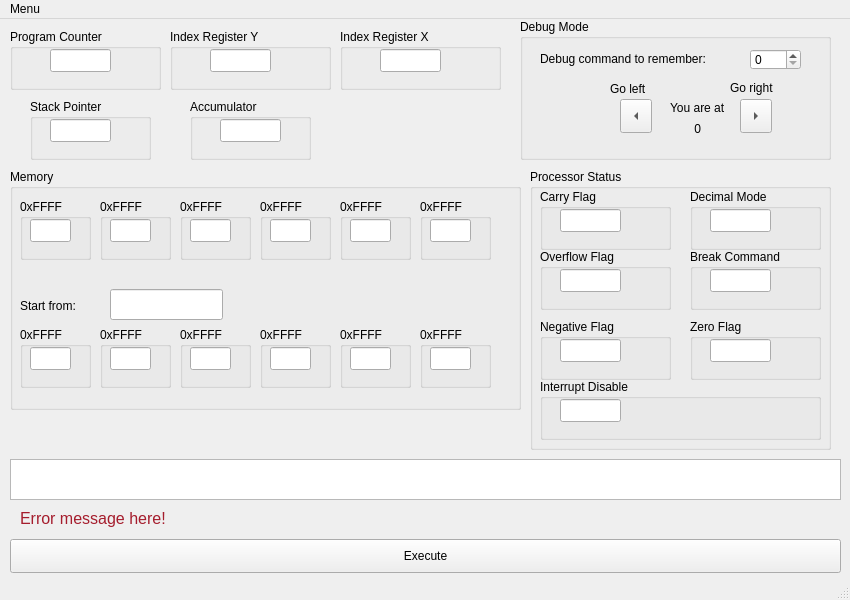
The window that gui/concept.ui (wojciechmadry/cpu6502emulator) describes before a commit, drawn with Qt 5.
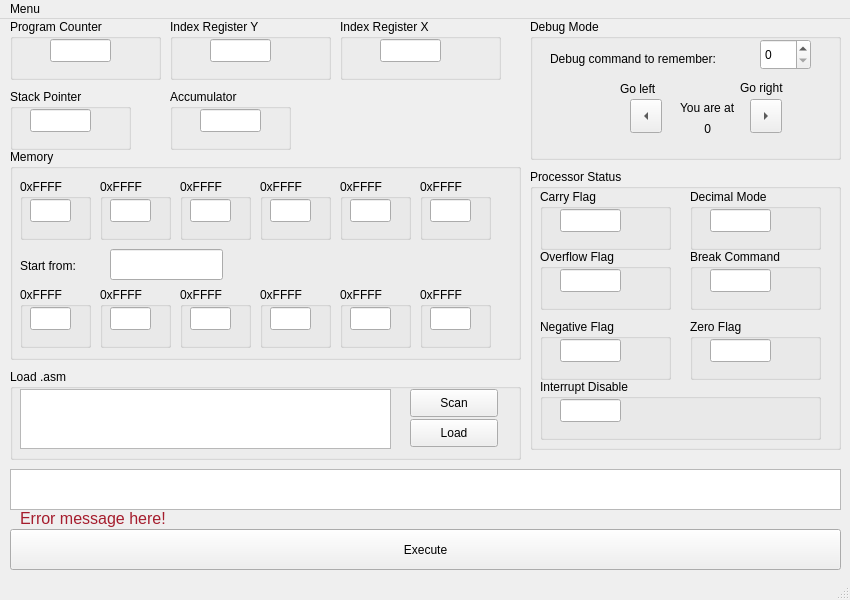
The same window after the commit. Icons and pictures are not drawn.

Commit message: Change concept of load asm file. Add docker workflow.

What changed in the file:
```diff
--- a/gui/concept.ui
+++ b/gui/concept.ui
@@ -55,9 +55,9 @@
     <property name="geometry">
      <rect>
       <x>10</x>
-      <y>520</y>
+      <y>510</y>
       <width>831</width>
-      <height>34</height>
+      <height>41</height>
      </rect>
     </property>
     <property name="text">
@@ -68,7 +68,7 @@
     <property name="geometry">
      <rect>
       <x>10</x>
-      <y>440</y>
+      <y>450</y>
       <width>831</width>
       <height>41</height>
      </rect>
@@ -136,7 +136,7 @@
    <widget class="QGroupBox" name="DebugModeMox">
     <property name="geometry">
      <rect>
-      <x>520</x>
+      <x>530</x>
       <y>0</y>
       <width>311</width>
       <height>141</height>
@@ -200,9 +200,9 @@
      <property name="geometry">
       <rect>
        <x>230</x>
-       <y>30</y>
+       <y>20</y>
        <width>51</width>
-       <height>21</height>
+       <height>31</height>
       </rect>
      </property>
     </widget>
@@ -266,7 +266,7 @@
     <property name="geometry">
      <rect>
       <x>10</x>
-      <y>10</y>
+      <y>0</y>
       <width>151</width>
       <height>61</height>
      </rect>
@@ -291,8 +291,8 @@
    <widget class="QGroupBox" name="SP_group">
     <property name="geometry">
      <rect>
-      <x>30</x>
-      <y>80</y>
+      <x>10</x>
+      <y>70</y>
       <width>121</width>
       <height>61</height>
      </rect>
@@ -317,8 +317,8 @@
    <widget class="QGroupBox" name="ACU_group">
     <property name="geometry">
      <rect>
-      <x>190</x>
-      <y>80</y>
+      <x>170</x>
+      <y>70</y>
       <width>121</width>
       <height>61</height>
      </rect>
@@ -344,7 +344,7 @@
     <property name="geometry">
      <rect>
       <x>340</x>
-      <y>10</y>
+      <y>0</y>
       <width>161</width>
       <height>61</height>
      </rect>
@@ -370,7 +370,7 @@
     <property name="geometry">
      <rect>
       <x>170</x>
-      <y>10</y>
+      <y>0</y>
       <width>161</width>
       <height>61</height>
      </rect>
@@ -397,7 +397,7 @@
      <rect>
       <x>530</x>
       <y>150</y>
-      <width>301</width>
+      <width>311</width>
       <height>281</height>
      </rect>
     </property>
@@ -591,9 +591,9 @@
     <property name="geometry">
      <rect>
       <x>10</x>
-      <y>150</y>
+      <y>130</y>
       <width>511</width>
-      <height>241</height>
+      <height>211</height>
      </rect>
     </property>
     <property name="title">
@@ -759,7 +759,7 @@
      <property name="geometry">
       <rect>
        <x>10</x>
-       <y>158</y>
+       <y>138</y>
        <width>71</width>
        <height>61</height>
       </rect>
@@ -785,7 +785,7 @@
      <property name="geometry">
       <rect>
        <x>90</x>
-       <y>158</y>
+       <y>138</y>
        <width>71</width>
        <height>61</height>
       </rect>
@@ -811,7 +811,7 @@
      <property name="geometry">
       <rect>
        <x>410</x>
-       <y>158</y>
+       <y>138</y>
        <width>71</width>
        <height>61</height>
       </rect>
@@ -837,7 +837,7 @@
      <property name="geometry">
       <rect>
        <x>250</x>
-       <y>158</y>
+       <y>138</y>
        <width>71</width>
        <height>61</height>
       </rect>
@@ -863,7 +863,7 @@
      <property name="geometry">
       <rect>
        <x>330</x>
-       <y>158</y>
+       <y>138</y>
        <width>71</width>
        <height>61</height>
       </rect>
@@ -889,7 +889,7 @@
      <property name="geometry">
       <rect>
        <x>170</x>
-       <y>158</y>
+       <y>138</y>
        <width>71</width>
        <height>61</height>
       </rect>
@@ -915,7 +915,7 @@
      <property name="geometry">
       <rect>
        <x>10</x>
-       <y>128</y>
+       <y>108</y>
        <width>101</width>
        <height>18</height>
       </rect>
@@ -928,13 +928,62 @@
      <property name="geometry">
       <rect>
        <x>100</x>
-       <y>120</y>
+       <y>100</y>
        <width>113</width>
        <height>31</height>
       </rect>
      </property>
     </widget>
    </widget>
+   <widget class="QGroupBox" name="LoadASM_group">
+    <property name="geometry">
+     <rect>
+      <x>10</x>
+      <y>350</y>
+      <width>511</width>
+      <height>91</height>
+     </rect>
+    </property>
+    <property name="title">
+     <string>Load .asm</string>
+    </property>
+    <widget class="QPushButton" name="ScanASM">
+     <property name="geometry">
+      <rect>
+       <x>400</x>
+       <y>20</y>
+       <width>88</width>
+       <height>28</height>
+      </rect>
+     </property>
+     <property name="text">
+      <string>Scan</string>
+     </property>
+    </widget>
+    <widget class="QPushButton" name="LoadASM">
+     <property name="geometry">
+      <rect>
+       <x>400</x>
+       <y>50</y>
+       <width>88</width>
+       <height>28</height>
+      </rect>
+     </property>
+     <property name="text">
+      <string>Load</string>
+     </property>
+    </widget>
+    <widget class="QListWidget" name="listWidget">
+     <property name="geometry">
+      <rect>
+       <x>10</x>
+       <y>20</y>
+       <width>371</width>
+       <height>60</height>
+      </rect>
+     </property>
+    </widget>
+   </widget>
   </widget>
   <widget class="QMenuBar" name="menubar">
    <property name="geometry">
```
Left out of the diff: 2 changed lines with no effect on the pictures. The commit also changes 4 other files.
